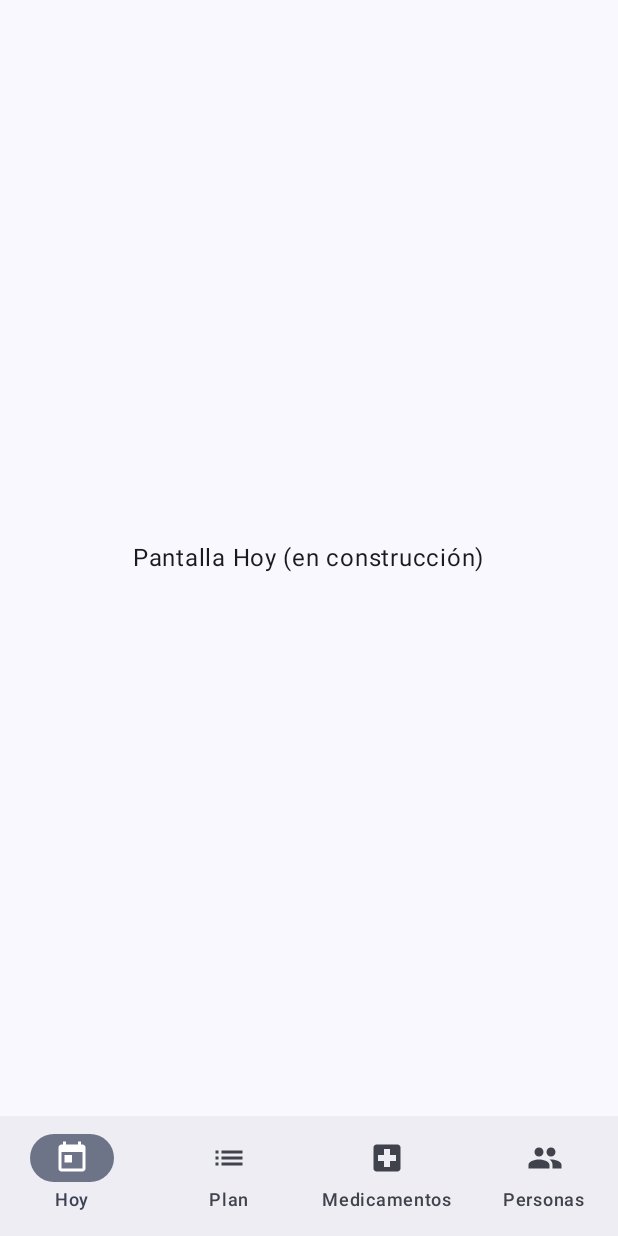
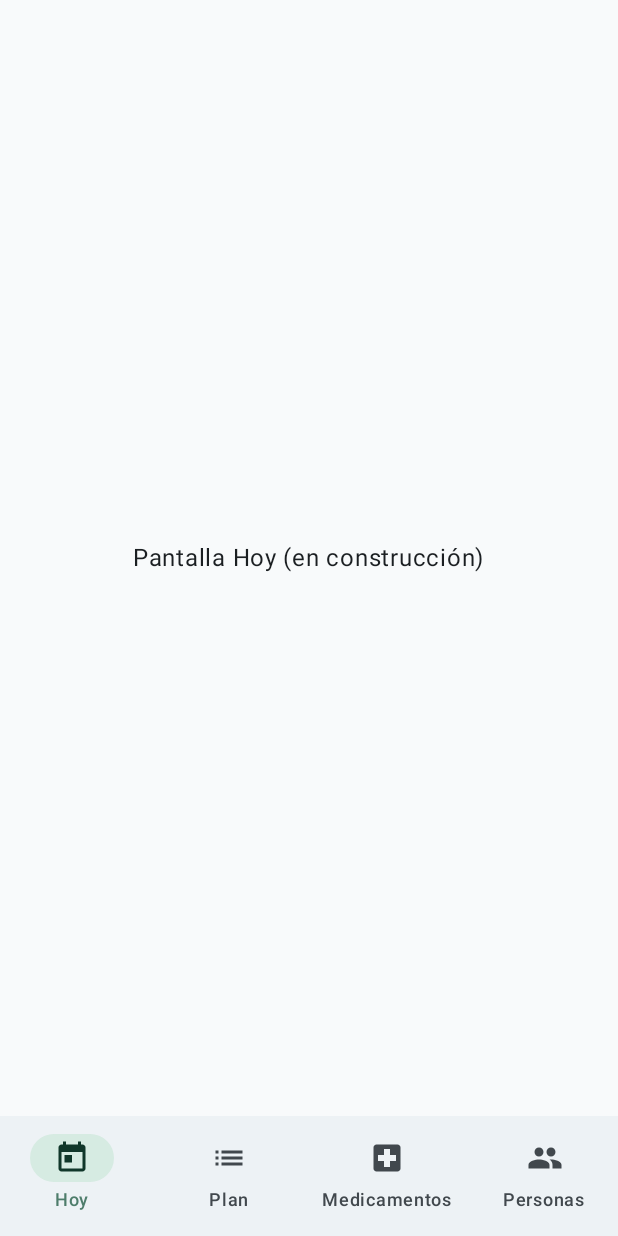
Before and after one commit to gummyzzz/equipo-5-proyecto-prograiii, an Android app built with Jetpack Compose: the screen it shows after launch (MainActivity), on a phone screen of 412 x 824 dp. Run offline under Robolectric (Android 15) with nearby library versions, the phone set to English and light mode, and no system bars; our stand-ins replace navigation suite.

Commit message:
Define la paleta de colores del equipo

```diff
--- a/app/src/main/java/com/example/equipo5cuidados/ui/theme/Color.kt
+++ b/app/src/main/java/com/example/equipo5cuidados/ui/theme/Color.kt
@@ -2,10 +2,30 @@ package com.example.equipo5cuidados.ui.theme
 
 import androidx.compose.ui.graphics.Color
 
-val Purple80 = Color(0xFFD0BCFF)
-val PurpleGrey80 = Color(0xFFCCC2DC)
-val Pink80 = Color(0xFFEFB8C8)
+// Paleta del equipo · tema claro
+val AzulCuidado = Color(0xFF2A6F97)
+val AzulCuidadoClaro = Color(0xFFD3E8F5)
+val AzulCuidadoOscuro = Color(0xFF0B2E42)
+val VerdeSalvia = Color(0xFF4E7D6B)
+val VerdeSalviaClaro = Color(0xFFD6EBE2)
+val VerdeSalviaOscuro = Color(0xFF10372A)
+val Ambar = Color(0xFFB5762A)
+val AmbarClaro = Color(0xFFFBE6CC)
+val RojoError = Color(0xFFB3261E)
+val RojoErrorClaro = Color(0xFFF9DEDC)
+val Fondo = Color(0xFFF8FAFB)
+val TextoPrincipal = Color(0xFF1B1F22)
+val TextoSecundario = Color(0xFF41484D)
 
-val Purple40 = Color(0xFF6650a4)
-val PurpleGrey40 = Color(0xFF625b71)
-val Pink40 = Color(0xFF7D5260)
+// Paleta del equipo · tema oscuro
+val AzulCuidadoNoche = Color(0xFF9CCBE8)
+val VerdeSalviaNoche = Color(0xFFA9D3C2)
+val AmbarNoche = Color(0xFFF2BE80)
+// Superficies y bordes (barra inferior, tarjetas, chips)
+val Superficie1 = Color(0xFFFFFFFF)
+val Superficie2 = Color(0xFFF2F6F8)
+val Superficie3 = Color(0xFFEDF2F5)
+val Superficie4 = Color(0xFFE7EDF0)
+val Superficie5 = Color(0xFFE1E8EC)
+val Borde = Color(0xFF71787E)
+val BordeSuave = Color(0xFFC1C7CC)
--- a/app/src/main/java/com/example/equipo5cuidados/ui/theme/Theme.kt
+++ b/app/src/main/java/com/example/equipo5cuidados/ui/theme/Theme.kt
@@ -1,6 +1,5 @@
 package com.example.equipo5cuidados.ui.theme
 
-import android.app.Activity
 import android.os.Build
 import androidx.compose.foundation.isSystemInDarkTheme
 import androidx.compose.material3.MaterialTheme
@@ -9,35 +8,47 @@ import androidx.compose.material3.dynamicDarkColorScheme
 import androidx.compose.material3.dynamicLightColorScheme
 import androidx.compose.material3.lightColorScheme
 import androidx.compose.runtime.Composable
+import androidx.compose.ui.graphics.Color
 import androidx.compose.ui.platform.LocalContext
 
 private val DarkColorScheme = darkColorScheme(
-    primary = Purple80,
-    secondary = PurpleGrey80,
-    tertiary = Pink80
+    primary = AzulCuidadoNoche,
+    secondary = VerdeSalviaNoche,
+    tertiary = AmbarNoche
 )
 
 private val LightColorScheme = lightColorScheme(
-    primary = Purple40,
-    secondary = PurpleGrey40,
-    tertiary = Pink40
-
-    /* Other default colors to override
-    background = Color(0xFFFFFBFE),
-    surface = Color(0xFFFFFBFE),
+    primary = AzulCuidado,
     onPrimary = Color.White,
-    onSecondary = Color.White,
-    onTertiary = Color.White,
-    onBackground = Color(0xFF1C1B1F),
-    onSurface = Color(0xFF1C1B1F),
-    */
+    primaryContainer = AzulCuidadoClaro,
+    onPrimaryContainer = AzulCuidadoOscuro,
+    secondary = VerdeSalvia,
+    secondaryContainer = VerdeSalviaClaro,
+    onSecondaryContainer = VerdeSalviaOscuro,
+    tertiary = Ambar,
+    tertiaryContainer = AmbarClaro,
+    error = RojoError,
+    errorContainer = RojoErrorClaro,
+    background = Fondo,
+    surface = Fondo,
+    onBackground = TextoPrincipal,
+    onSurface = TextoPrincipal,
+    onSurfaceVariant = TextoSecundario,
+    surfaceVariant = Superficie5,
+    surfaceContainerLowest = Superficie1,
+    surfaceContainerLow = Superficie2,
+    surfaceContainer = Superficie3,
+    surfaceContainerHigh = Superficie4,
+    surfaceContainerHighest = Superficie5,
+    outline = Borde,
+    outlineVariant = BordeSuave
 )
 
 @Composable
 fun Equipo5cuidadosTheme(
     darkTheme: Boolean = isSystemInDarkTheme(),
-    // Dynamic color is available on Android 12+
-    dynamicColor: Boolean = true,
+    // Falso: la app usa SIEMPRE la paleta del equipo, no los colores del fondo del teléfono.
+    dynamicColor: Boolean = false,
     content: @Composable () -> Unit
 ) {
     val colorScheme = when {
@@ -45,7 +56,6 @@ fun Equipo5cuidadosTheme(
             val context = LocalContext.current
             if (darkTheme) dynamicDarkColorScheme(context) else dynamicLightColorScheme(context)
         }
-
         darkTheme -> DarkColorScheme
         else -> LightColorScheme
     }
```
